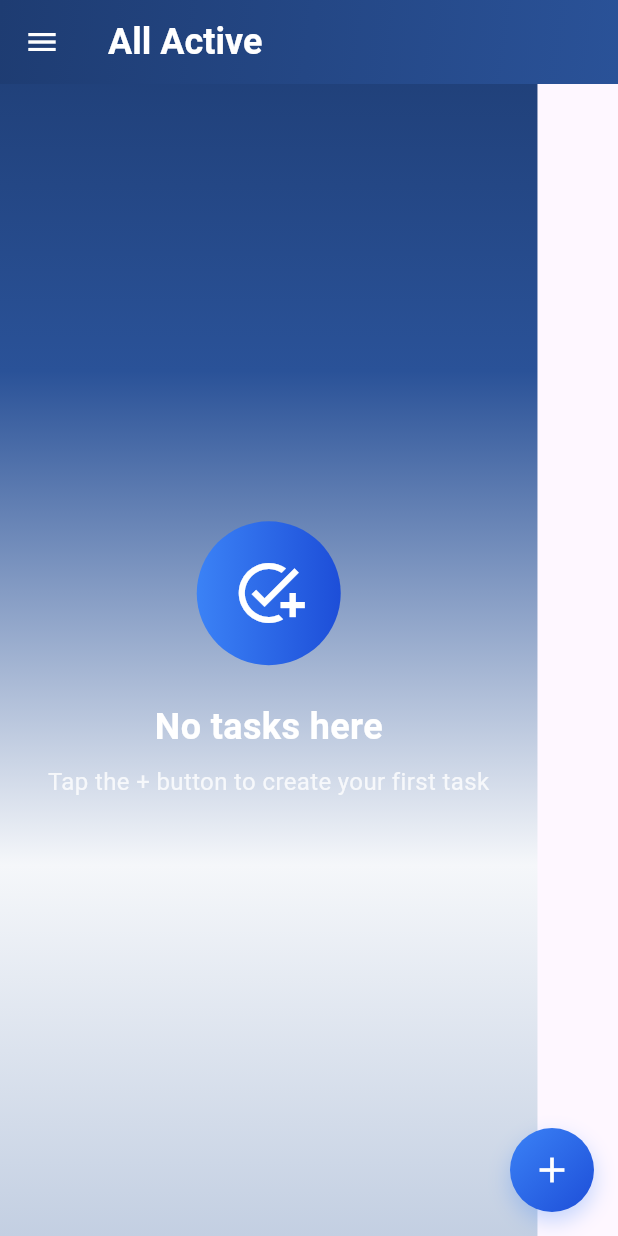
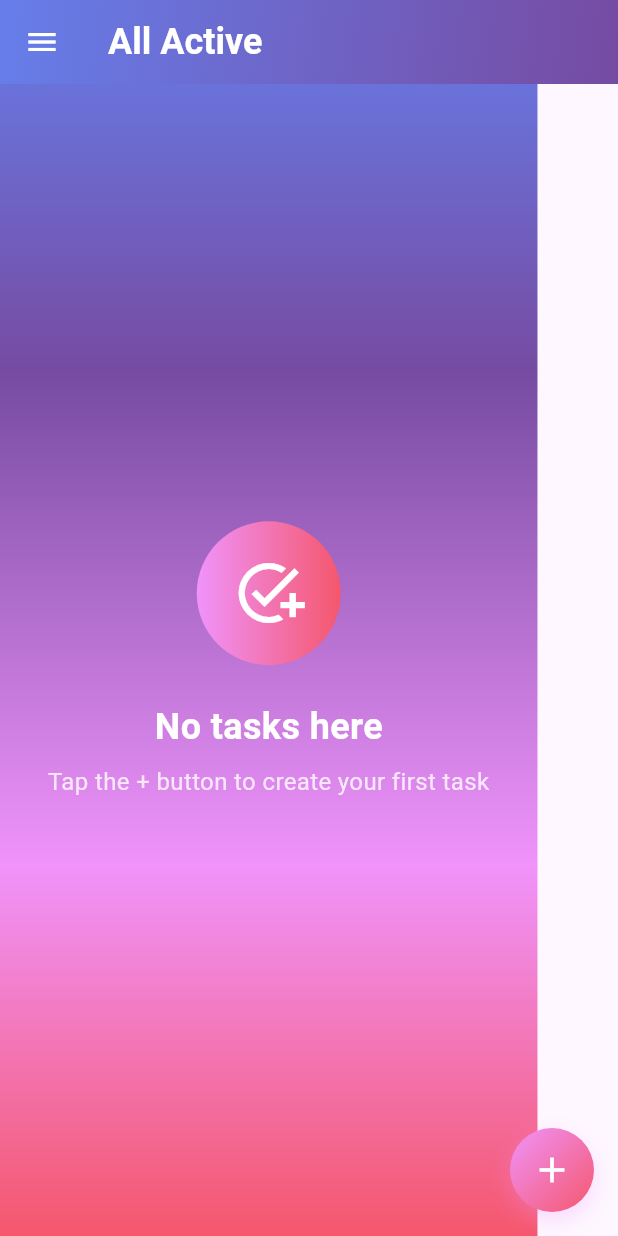
Before and after one commit to uzairhassan375/Ai-Assistant, a Flutter app: the screen it shows after launch, on a phone screen of 412 x 824 dp. Run offline on Flutter 3.47's test engine with Material 3 defaults, Android fonts, the light colour scheme and no system bars; our stand-ins replace cloud_firestore, connectivity_plus, firebase_auth, firebase_core, flutter_dotenv, flutter_local_notifications and 5 more; accounts and stored records are empty.

Commit message:
gradient fix but white screen issue

```diff
--- a/lib/screens/home_screen.dart
+++ b/lib/screens/home_screen.dart
@@ -65,8 +65,8 @@ class _HomeScreenState extends State<HomeScreen> {
       decoration: BoxDecoration(
         borderRadius: BorderRadius.circular(16),
         gradient: isSelected
-          ? LinearGradient(
-              colors: [Colors.white.withOpacity(0.2), Colors.white.withOpacity(0.1)],
+          ? const LinearGradient(
+              colors: [Colors.white, Colors.white],
             )
           : null,
       ),
@@ -76,21 +76,21 @@ class _HomeScreenState extends State<HomeScreen> {
           decoration: BoxDecoration(
             gradient: LinearGradient(
               colors: isSelected
-                ? [Colors.white.withOpacity(0.3), Colors.white.withOpacity(0.1)]
+                ? [color.withOpacity(0.3), color.withOpacity(0.1)]
                 : [color.withOpacity(0.2), color.withOpacity(0.1)],
             ),
             borderRadius: BorderRadius.circular(10),
           ),
           child: Icon(
             icon,
-            color: Colors.white,
+            color: isSelected ? const Color(0xFF1f2937) : Colors.white,
             size: 20,
           ),
         ),
           title: Text(
             title,
             style: TextStyle(
-            color: Colors.white,
+              color: isSelected ? const Color(0xFF1f2937) : Colors.white,
               fontWeight: isSelected ? FontWeight.w600 : FontWeight.w500,
             ),
           ),
@@ -139,7 +139,7 @@ class _HomeScreenState extends State<HomeScreen> {
                 icon: Icons.edit_outlined,
                 title: 'Manual Task',
                 subtitle: 'Create a task manually',
-                color: const Color(0xFF3b82f6),
+                color: const Color(0xFF4facfe),
                 onTap: () {
                   Navigator.pop(context);
                   Navigator.push(
@@ -155,7 +155,7 @@ class _HomeScreenState extends State<HomeScreen> {
                 icon: Icons.psychology_outlined,
                 title: 'AI Assistant',
                 subtitle: 'Let AI help create your task',
-                color: const Color(0xFF10b981),
+                color: const Color(0xFF00f2fe),
                 onTap: () async {
                   Navigator.pop(context);
                   final result = await Navigator.push(
@@ -182,7 +182,7 @@ class _HomeScreenState extends State<HomeScreen> {
                 icon: Icons.mic_outlined,
                 title: 'Voice Input',
                 subtitle: 'Speak your task naturally',
-                color: const Color(0xFF8b5cf6),
+                color: const Color(0xFF667eea),
                 onTap: () async {
                   Navigator.pop(context);
                   await Navigator.push(
@@ -293,8 +293,8 @@ class _HomeScreenState extends State<HomeScreen> {
               begin: Alignment.topLeft,
               end: Alignment.bottomRight,
               colors: [
-                Color(0xFF1e3c72),
-                Color(0xFF2a5298),
+                Color(0xFF667eea),
+                Color(0xFF764ba2),
               ],
             ),
           ),
@@ -306,10 +306,10 @@ class _HomeScreenState extends State<HomeScreen> {
             begin: Alignment.topCenter,
             end: Alignment.bottomCenter,
             colors: [
-              Color(0xFF1e3c72),
-              Color(0xFF2a5298),
-              Color(0xFFf5f7fa),
-              Color(0xFFc3cfe2),
+              Color(0xFF667eea),
+              Color(0xFF764ba2),
+              Color(0xFFf093fb),
+              Color(0xFFf5576c),
             ],
             stops: [0.0, 0.3, 0.7, 1.0],
           ),
@@ -318,8 +318,22 @@ class _HomeScreenState extends State<HomeScreen> {
           child: _selectedIndex == 0
               ? TasksView(key: ValueKey(_currentFilter), filter: _currentFilter)
               : _selectedIndex == 1
-              ? const CalendarScreen()
-              : const SettingsScreen(),
+              ? Container(
+                  width: double.infinity,
+                  height: double.infinity,
+                  decoration: const BoxDecoration(
+                    color: Colors.transparent,
+                  ),
+                  child: const CalendarScreen(),
+                )
+              : Container(
+                  width: double.infinity,
+                  height: double.infinity,
+                  decoration: const BoxDecoration(
+                    color: Colors.transparent,
+                  ),
+                  child: const SettingsScreen(),
+                ),
         ),
       ),
       drawer: Drawer(
@@ -329,8 +343,8 @@ class _HomeScreenState extends State<HomeScreen> {
               begin: Alignment.topCenter,
               end: Alignment.bottomCenter,
               colors: [
-                Color(0xFF1e3c72),
-                Color(0xFF2a5298),
+                Color(0xFF667eea),
+                Color(0xFF764ba2),
               ],
             ),
           ),
@@ -343,8 +357,8 @@ class _HomeScreenState extends State<HomeScreen> {
                     begin: Alignment.topLeft,
                     end: Alignment.bottomRight,
                     colors: [
-                      Color(0xFF4b79a1),
-                      Color(0xFF283e51),
+                      Color(0xFF2c3e50),
+                      Color(0xFF3498db),
                     ],
                   ),
                 ),
@@ -401,35 +415,35 @@ class _HomeScreenState extends State<HomeScreen> {
                 title: 'All Active',
                 isSelected: _selectedIndex == 0 && _currentFilter == TaskFilter.all,
                 onTap: () => _onFilterSelected(TaskFilter.all),
-                color: const Color(0xFF3b82f6),
+                color: const Color(0xFF4facfe),
               ),
               _buildDrawerItem(
                 icon: Icons.task_alt_outlined,
                 title: 'Active Tasks',
                 isSelected: _selectedIndex == 0 && _currentFilter == TaskFilter.tasks,
                 onTap: () => _onFilterSelected(TaskFilter.tasks),
-                color: const Color(0xFF10b981),
+                color: const Color(0xFF00f2fe),
               ),
               _buildDrawerItem(
                 icon: Icons.alarm,
                 title: 'Active Reminders',
                 isSelected: _selectedIndex == 0 && _currentFilter == TaskFilter.reminders,
                 onTap: () => _onFilterSelected(TaskFilter.reminders),
-                color: const Color(0xFFf59e0b),
+                color: const Color(0xFFffecd2),
               ),
               _buildDrawerItem(
                 icon: Icons.check_circle_outline,
                 title: 'Completed Tasks',
                 isSelected: _selectedIndex == 0 && _currentFilter == TaskFilter.completed,
                 onTap: () => _onFilterSelected(TaskFilter.completed),
-                color: const Color(0xFF22c55e),
+                color: const Color(0xFF4facfe),
               ),
               _buildDrawerItem(
                 icon: Icons.archive_outlined,
                 title: 'Archived',
                 isSelected: _selectedIndex == 0 && _currentFilter == TaskFilter.archived,
                 onTap: () => _onFilterSelected(TaskFilter.archived),
-                color: const Color(0xFF6b7280),
+                color: const Color(0xFFa8edea),
               ),
               Container(
                 margin: const EdgeInsets.symmetric(horizontal: 16, vertical: 12),
@@ -458,14 +472,14 @@ class _HomeScreenState extends State<HomeScreen> {
                 title: 'Calendar',
                 isSelected: _selectedIndex == 1,
                 onTap: () => _onDrawerItemTap(1),
-                color: const Color(0xFF8b5cf6),
+                color: const Color(0xFFffecd2),
               ),
               _buildDrawerItem(
                 icon: Icons.settings_outlined,
                 title: 'Settings',
                 isSelected: _selectedIndex == 2,
                 onTap: () => _onDrawerItemTap(2),
-                color: const Color(0xFF64748b),
+                color: const Color(0xFFa8edea),
               ),
             ],
           ),
@@ -479,13 +493,13 @@ class _HomeScreenState extends State<HomeScreen> {
                   begin: Alignment.topLeft,
                   end: Alignment.bottomRight,
                   colors: [
-                    Color(0xFF3b82f6),
-                    Color(0xFF1d4ed8),
+                    Color(0xFFf093fb),
+                    Color(0xFFf5576c),
                   ],
                 ),
                 boxShadow: [
                   BoxShadow(
-                    color: const Color(0xFF3b82f6).withOpacity(0.3),
+                    color: const Color(0xFFf093fb).withOpacity(0.3),
                     blurRadius: 12,
                     offset: const Offset(0, 6),
                   ),
@@ -685,6 +699,9 @@ class _TasksViewState extends State<TasksView> {
           if (snapshot.connectionState == ConnectionState.waiting) {
             return Container(
               padding: const EdgeInsets.all(32),
+              decoration: const BoxDecoration(
+                color: Colors.transparent,
+              ),
               child: Column(
                 mainAxisAlignment: MainAxisAlignment.center,
                 children: [
@@ -692,7 +709,7 @@ class _TasksViewState extends State<TasksView> {
                     padding: const EdgeInsets.all(16),
                     decoration: BoxDecoration(
                       gradient: const LinearGradient(
-                        colors: [Color(0xFF1e3c72), Color(0xFF2a5298)],
+                        colors: [Color(0xFF667eea), Color(0xFF764ba2)],
                       ),
                       shape: BoxShape.circle,
                     ),
@@ -715,13 +732,58 @@ class _TasksViewState extends State<TasksView> {
           }
           if (snapshot.hasError) {
             final error = snapshot.error;
-            return Center(child: Text('Error: $error'));
+            return Container(
+              padding: const EdgeInsets.all(32),
+              decoration: const BoxDecoration(
+                color: Colors.transparent,
+              ),
+              child: Column(
+                mainAxisAlignment: MainAxisAlignment.center,
+                children: [
+                  Container(
+                    padding: const EdgeInsets.all(24),
+                    decoration: BoxDecoration(
+                      gradient: const LinearGradient(
+                        colors: [Color(0xFFf093fb), Color(0xFFf5576c)],
+                      ),
+                      shape: BoxShape.circle,
+                    ),
+                    child: const Icon(
+                      Icons.error_outline,
+                      size: 48,
+                      color: Colors.white,
+                    ),
+                  ),
+                  const SizedBox(height: 24),
+                  const Text(
+                    'Something went wrong',
+                    style: TextStyle(
+                      fontSize: 24,
+                      fontWeight: FontWeight.bold,
+                      color: Colors.white,
+                    ),
+                  ),
+                  const SizedBox(height: 8),
+                  Text(
+                    'Error: $error',
+                    style: TextStyle(
+                      fontSize: 14,
+                      color: Colors.white.withOpacity(0.8),
+                    ),
+                    textAlign: TextAlign.center,
+                  ),
+                ],
+              ),
+            );
           }
 
           final tasks = snapshot.data ?? [];
           if (tasks.isEmpty) {
             return Container(
               padding: const EdgeInsets.all(32),
+              decoration: const BoxDecoration(
+                color: Colors.transparent,
+              ),
               child: Column(
                 mainAxisAlignment: MainAxisAlignment.center,
                 children: [
@@ -729,7 +791,7 @@ class _TasksViewState extends State<TasksView> {
                     padding: const EdgeInsets.all(24),
                     decoration: BoxDecoration(
                       gradient: const LinearGradient(
-                        colors: [Color(0xFF10b981), Color(0xFF059669)],
+                        colors: [Color(0xFF4facfe), Color(0xFF00f2fe)],
                       ),
                       shape: BoxShape.circle,
                     ),
@@ -795,7 +857,7 @@ class _TasksViewState extends State<TasksView> {
                           padding: const EdgeInsets.all(8),
                           decoration: BoxDecoration(
                             gradient: const LinearGradient(
-                              colors: [Color(0xFF1e3c72), Color(0xFF2a5298)],
+                              colors: [Color(0xFF667eea), Color(0xFF764ba2)],
                             ),
                             borderRadius: BorderRadius.circular(8),
                           ),
@@ -838,6 +900,9 @@ class _TasksViewState extends State<TasksView> {
         if (snapshot.connectionState == ConnectionState.waiting) {
           return Container(
             padding: const EdgeInsets.all(32),
+            decoration: const BoxDecoration(
+              color: Colors.transparent,
+            ),
             child: Column(
               mainAxisAlignment: MainAxisAlignment.center,
               children: [
@@ -868,13 +933,58 @@ class _TasksViewState extends State<TasksView> {
         }
         if (snapshot.hasError) {
           final error = snapshot.error;
-          return Center(child: Text('Error: $error'));
+          return Container(
+            padding: const EdgeInsets.all(32),
+            decoration: const BoxDecoration(
+              color: Colors.transparent,
+            ),
+            child: Column(
+              mainAxisAlignment: MainAxisAlignment.center,
+              children: [
+                Container(
+                  padding: const EdgeInsets.all(24),
+                  decoration: BoxDecoration(
+                    gradient: const LinearGradient(
+                      colors: [Color(0xFFf093fb), Color(0xFFf5576c)],
+                    ),
+                    shape: BoxShape.circle,
+                  ),
+                  child: const Icon(
+                    Icons.error_outline,
+                    size: 48,
+                    color: Colors.white,
+                  ),
+                ),
+                const SizedBox(height: 24),
+                const Text(
+                  'Something went wrong',
+                  style: TextStyle(
+                    fontSize: 24,
+                    fontWeight: FontWeight.bold,
+                    color: Colors.white,
+                  ),
+                ),
+                const SizedBox(height: 8),
+                Text(
+                  'Error: $error',
+                  style: TextStyle(
+                    fontSize: 14,
+                    color: Colors.white.withOpacity(0.8),
+                  ),
+                  textAlign: TextAlign.center,
+                ),
+              ],
+            ),
+          );
         }
 
         final tasks = snapshot.data ?? [];
         if (tasks.isEmpty) {
           return Container(
             padding: const EdgeInsets.all(32),
+            decoration: const BoxDecoration(
+              color: Colors.transparent,
+            ),
             child: Column(
               mainAxisAlignment: MainAxisAlignment.center,
               children: [
@@ -882,7 +992,7 @@ class _TasksViewState extends State<TasksView> {
                   padding: const EdgeInsets.all(24),
                   decoration: BoxDecoration(
                     gradient: const LinearGradient(
-                      colors: [Color(0xFF3b82f6), Color(0xFF1d4ed8)],
+                      colors: [Color(0xFFf093fb), Color(0xFFf5576c)],
                     ),
                     shape: BoxShape.circle,
                   ),
@@ -998,38 +1108,38 @@ class _TasksViewState extends State<TasksView> {
   Color _getCategoryColor(String category) {
     switch (category.toLowerCase()) {
       case 'academics':
-        return const Color(0xFF3b82f6);
+        return const Color(0xFF4facfe);
       case 'social':
-        return const Color(0xFF8b5cf6);
+        return const Color(0xFF667eea);
       case 'personal':
-        return const Color(0xFF10b981);
+        return const Color(0xFF00f2fe);
       case 'health':
-        return const Color(0xFFef4444);
+        return const Color(0xFFf093fb);
       case 'work':
-        return const Color(0xFFf59e0b);
+        return const Color(0xFFffecd2);
       case 'finance':
-        return const Color(0xFF06b6d4);
+        return const Color(0xFFa8edea);
       default:
-        return const Color(0xFF6b7280);
+        return const Color(0xFF764ba2);
     }
   }
 
   LinearGradient _getCategoryGradient(String category) {
     switch (category.toLowerCase()) {
       case 'academics':
-        return const LinearGradient(colors: [Color(0xFF3b82f6), Color(0xFF1d4ed8)]);
+        return const LinearGradient(colors: [Color(0xFF4facfe), Color(0xFF00f2fe)]);
       case 'social':
-        return const LinearGradient(colors: [Color(0xFF8b5cf6), Color(0xFF7c3aed)]);
+        return const LinearGradient(colors: [Color(0xFF667eea), Color(0xFF764ba2)]);
       case 'personal':
-        return const LinearGradient(colors: [Color(0xFF10b981), Color(0xFF059669)]);
+        return const LinearGradient(colors: [Color(0xFF00f2fe), Color(0xFF4facfe)]);
       case 'health':
-        return const LinearGradient(colors: [Color(0xFFef4444), Color(0xFFdc2626)]);
+        return const LinearGradient(colors: [Color(0xFFf093fb), Color(0xFFf5576c)]);
       case 'work':
-        return const LinearGradient(colors: [Color(0xFFf59e0b), Color(0xFFd97706)]);
+        return const LinearGradient(colors: [Color(0xFFffecd2), Color(0xFFfcb69f)]);
       case 'finance':
-        return const LinearGradient(colors: [Color(0xFF06b6d4), Color(0xFF0891b2)]);
+        return const LinearGradient(colors: [Color(0xFFa8edea), Color(0xFFfed6e3)]);
       default:
-        return const LinearGradient(colors: [Color(0xFF6b7280), Color(0xFF4b5563)]);
+        return const LinearGradient(colors: [Color(0xFF764ba2), Color(0xFF667eea)]);
     }
   }
 
@@ -1477,7 +1587,7 @@ class _TasksViewState extends State<TasksView> {
                   decoration: BoxDecoration(
                     shape: BoxShape.circle,
                     gradient: task.isCompleted
-                        ? const LinearGradient(colors: [Color(0xFF10b981), Color(0xFF059669)])
+                        ? const LinearGradient(colors: [Color(0xFF4facfe), Color(0xFF00f2fe)])
                         : null,
                     border: Border.all(
                       color: task.isCompleted
```
Lines whose indentation alone changed are shown as unchanged.
